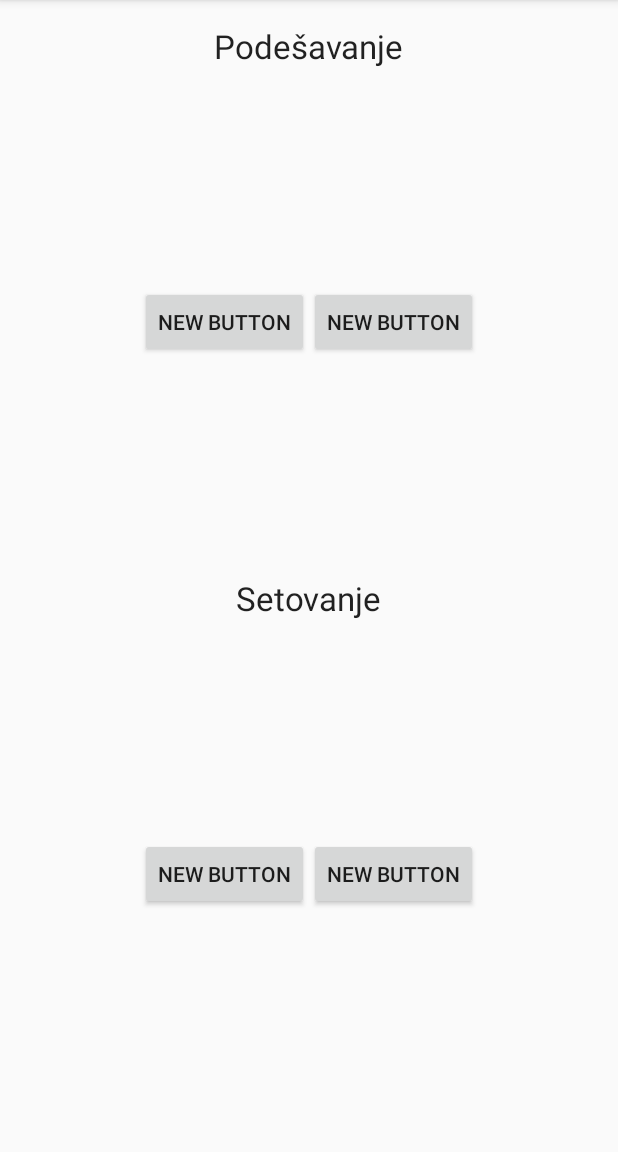
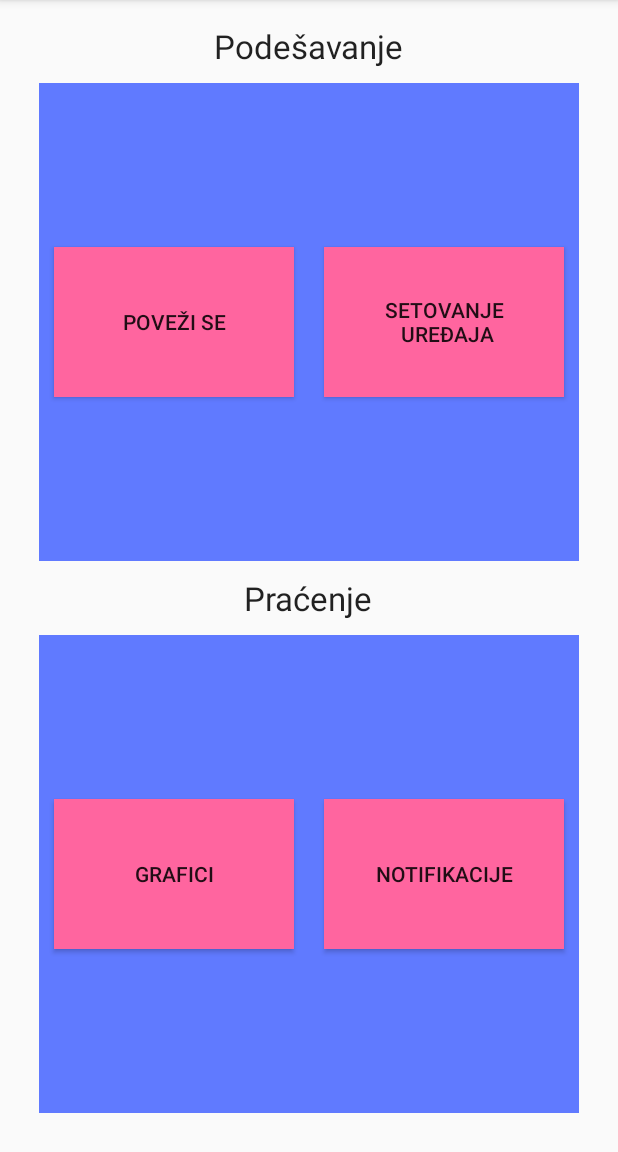
Before and after one commit to nemanjamil/Dizb, an Android app: the screen it shows after launch (MainActivity), on a phone screen of 412 x 824 dp, the part 84-1236 px from its top. Run offline under Robolectric (Android 15) with nearby library versions, the phone set to English and light mode, and no system bars.

Commit message:
Main fragment layout.

```diff
--- a/app/src/main/res/layout/fragment_main.xml
+++ b/app/src/main/res/layout/fragment_main.xml
@@ -20,7 +20,7 @@
                 android:layout_width="wrap_content"
                 android:layout_height="wrap_content"
                 android:textAppearance="?android:attr/textAppearanceLarge"
-                android:text="@string/settings"
+                android:text="@string/settings_str"
                 android:id="@+id/textView"
                 android:layout_alignParentTop="true"
                 android:layout_centerHorizontal="true" />
@@ -30,21 +30,36 @@
                 android:layout_width="fill_parent"
                 android:layout_height="fill_parent"
                 android:layout_below="@+id/textView"
-                android:gravity="center">
+                android:gravity="center"
+                android:background="#FF607AFF"
+                android:layout_margin="@dimen/main_fragment_layout_margin">
 
                 <Button
                     android:layout_width="wrap_content"
-                    android:layout_height="wrap_content"
-                    android:text="New Button"
+                    android:layout_height="100dp"
+                    android:text="@string/connect_str"
                     android:id="@+id/button"
-                    android:layout_gravity="center_vertical" />
+                    android:layout_gravity="center_vertical"
+                    android:layout_weight="0.5"
+                    android:layout_margin="@dimen/main_fragment_button_margin"
+                    android:padding="@dimen/main_fragment_button_padding"
+                    android:maxHeight="@dimen/main_fragment_button_max_height"
+                    android:maxWidth="@dimen/main_fragment_button_max_width"
+                    android:background="#ffff659f" />
 
                 <Button
                     android:layout_width="wrap_content"
-                    android:layout_height="wrap_content"
-                    android:text="New Button"
+                    android:layout_height="100dp"
+                    android:text="@string/setdevice_str"
                     android:id="@+id/button2"
-                    android:layout_gravity="center_vertical" />
+                    android:layout_gravity="center_vertical"
+                    android:layout_weight="0.5"
+                    android:layout_margin="@dimen/main_fragment_button_margin"
+                    android:singleLine="false"
+                    android:padding="@dimen/main_fragment_button_padding"
+                    android:maxHeight="@dimen/main_fragment_button_max_height"
+                    android:maxWidth="@dimen/main_fragment_button_max_width"
+                    android:background="#ffff659f" />
             </LinearLayout>
         </RelativeLayout>
 
@@ -57,7 +72,7 @@
                 android:layout_width="wrap_content"
                 android:layout_height="wrap_content"
                 android:textAppearance="?android:attr/textAppearanceLarge"
-                android:text="@string/readings"
+                android:text="@string/readings_str"
                 android:id="@+id/textView2"
                 android:layout_alignParentTop="true"
                 android:layout_centerHorizontal="true" />
@@ -68,19 +83,33 @@
                 android:layout_height="fill_parent"
                 android:layout_below="@+id/textView2"
                 android:layout_centerHorizontal="true"
-                android:gravity="center">
+                android:gravity="center"
+                android:background="#ff607aff"
+                android:layout_margin="@dimen/main_fragment_layout_margin">
 
                 <Button
                     android:layout_width="wrap_content"
-                    android:layout_height="wrap_content"
-                    android:text="New Button"
-                    android:id="@+id/button3" />
+                    android:layout_height="100dp"
+                    android:text="@string/graphs_str"
+                    android:id="@+id/button3"
+                    android:layout_margin="@dimen/main_fragment_button_margin"
+                    android:layout_weight="0.5"
+                    android:padding="@dimen/main_fragment_button_padding"
+                    android:maxHeight="@dimen/main_fragment_button_max_height"
+                    android:maxWidth="@dimen/main_fragment_button_max_width"
+                    android:background="#ffff659f" />
 
                 <Button
                     android:layout_width="wrap_content"
-                    android:layout_height="wrap_content"
-                    android:text="New Button"
-                    android:id="@+id/button4" />
+                    android:layout_height="100dp"
+                    android:text="@string/notifications_str"
+                    android:id="@+id/button4"
+                    android:layout_margin="@dimen/main_fragment_button_margin"
+                    android:layout_weight="0.5"
+                    android:padding="@dimen/main_fragment_button_padding"
+                    android:maxHeight="@dimen/main_fragment_button_max_height"
+                    android:maxWidth="@dimen/main_fragment_button_max_width"
+                    android:background="#ffff659f" />
             </LinearLayout>
         </RelativeLayout>
     </LinearLayout>
--- a/app/src/main/res/values/dimens.xml
+++ b/app/src/main/res/values/dimens.xml
@@ -2,4 +2,9 @@
     <!-- Default screen margins, per the Android Design guidelines. -->
     <dimen name="activity_horizontal_margin">16dp</dimen>
     <dimen name="activity_vertical_margin">16dp</dimen>
+    <dimen name="main_fragment_button_margin">10dp</dimen>
+    <dimen name="main_fragment_button_padding">2dp</dimen>
+    <dimen name="main_fragment_button_max_height">60dp</dimen>
+    <dimen name="main_fragment_button_max_width">30dp</dimen>
+    <dimen name="main_fragment_layout_margin">10dp</dimen>
 </resources>
--- a/app/src/main/res/values/strings.xml
+++ b/app/src/main/res/values/strings.xml
@@ -2,6 +2,10 @@
     <string name="app_name">Dizb</string>
     <string name="hello_world">Hello world!</string>
     <string name="action_settings">Settings</string>
-    <string name="settings">Podešavanje</string>
-    <string name="readings">Setovanje</string>
+    <string name="settings_str">Podešavanje</string>
+    <string name="readings_str">Praćenje</string>
+    <string name="connect_str">Poveži se</string>
+    <string name="setdevice_str">Setovanje\n uređaja</string>
+    <string name="graphs_str">Grafici</string>
+    <string name="notifications_str">Notifikacije</string>
 </resources>
```
